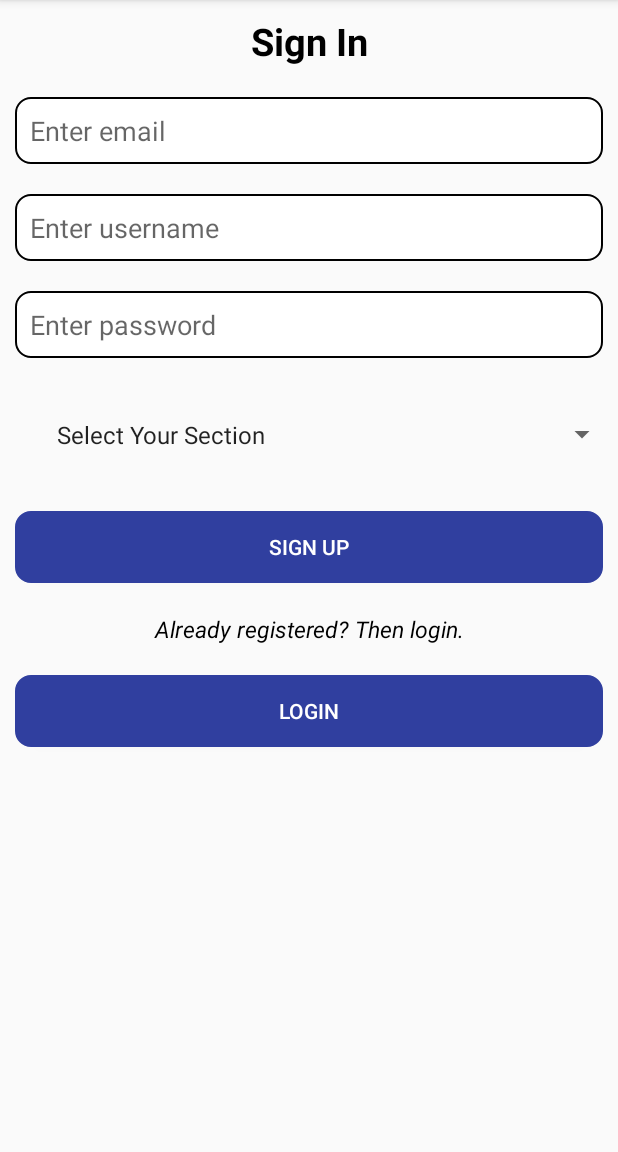
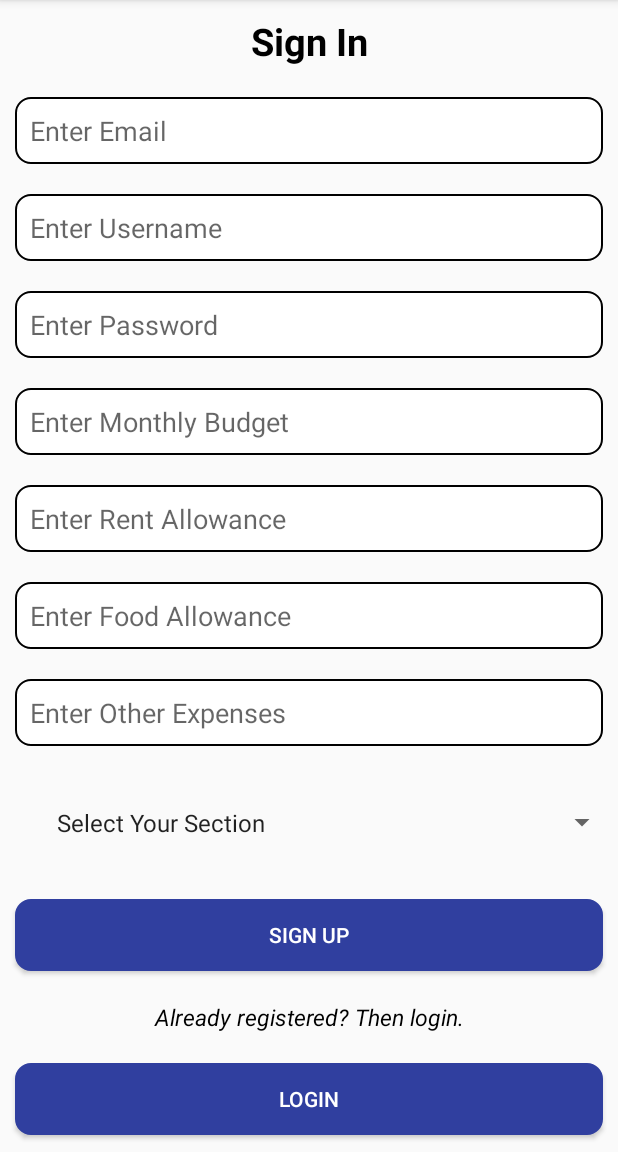
Before and after one commit to vrkarthik14/MyApplication, an Android app: the StudentRegistration screen opened directly, with no data from a screen before it, after a tap on "SIGN UP", on a phone screen of 412 x 824 dp, the part 84-1236 px from its top. Run offline under Robolectric (Android 15) with nearby library versions, the phone set to English and light mode, and no system bars; our stand-ins replace Firebase (no records; nobody signed in at launch, a user with empty details on screens opened directly); 4 statements that could not run were skipped; 1 other tap on this screen came first.

Commit message:
2nd commit

```diff
--- a/app/src/main/java/com/example/codex_pc/myapplication/StudentRegistration.java
+++ b/app/src/main/java/com/example/codex_pc/myapplication/StudentRegistration.java
@@ -26,7 +26,7 @@ import com.google.firebase.database.FirebaseDatabase;
 
 public class StudentRegistration extends AppCompatActivity {
 
-    private EditText name,email,password;
+    private EditText name,email,password,yearlyBudget,monthlyRent,foodAllowance,otherExpenses;
     private FirebaseAuth mAuth;
     private String section;
     private DatabaseReference mDatabase;
@@ -42,6 +42,11 @@ public class StudentRegistration extends AppCompatActivity {
         name = (EditText) findViewById(R.id.Username);
         email = (EditText) findViewById(R.id.Email);
         password = (EditText) findViewById(R.id.Password);
+        yearlyBudget=(EditText) findViewById(R.id.YearlyBudget);
+        monthlyRent=(EditText) findViewById(R.id.MonthlyRent);
+        foodAllowance=(EditText) findViewById(R.id.FoodAllowance);
+        otherExpenses=(EditText) findViewById(R.id.Other);
+
         mAuth = FirebaseAuth.getInstance();
         mDatabase = FirebaseDatabase.getInstance().getReference().child("Users");
         mprogressBar= (ProgressBar)findViewById(R.id.RegisterProgressBar);
@@ -57,29 +62,51 @@ public class StudentRegistration extends AppCompatActivity {
         signupButton.setOnClickListener(new View.OnClickListener() {
             @Override
             public void onClick(View v) {
-                final String name_content,password_content,email_content,section;
+                final String name_content,password_content,email_content,section,budget_content,rent_content,foodal_content,other_content;
                 name_content= name.getText().toString().trim();
                 password_content = password.getText().toString().trim();
                 email_content=  email.getText().toString().trim();
+                budget_content=yearlyBudget.getText().toString().trim();
+                rent_content=monthlyRent.getText().toString().trim();
+                foodal_content=foodAllowance.getText().toString().trim();
+                other_content=otherExpenses.getText().toString().trim();
+                final int total = Integer.parseInt(budget_content);
+                final int rent = Integer.parseInt(rent_content);
+                final int food = Integer.parseInt(foodal_content);
+                final int other = Integer.parseInt(other_content);
+                final int sum=rent+food+other;
+
+
+
 
                 section= mspinner.getSelectedItem().toString();
                 mprogressBar.setVisibility(View.VISIBLE);
 
 
 
-                if (!TextUtils.isEmpty(email_content) && !TextUtils.isEmpty(name_content) && !TextUtils.isEmpty(password_content)&& !section.equals("Select Your Section")){
+                if (!TextUtils.isEmpty(email_content) && !TextUtils.isEmpty(name_content) && !TextUtils.isEmpty(password_content)&& !TextUtils.isEmpty(budget_content) && !TextUtils.isEmpty(rent_content) && !TextUtils.isEmpty(foodal_content) && !TextUtils.isEmpty(other_content) && !section.equals("Select Your Section")){
                     mAuth.createUserWithEmailAndPassword(email_content,password_content).addOnCompleteListener(new OnCompleteListener<AuthResult>() {
                         @Override
                         public void onComplete(@NonNull Task<AuthResult> task) {
                             if (task.isSuccessful()){
-                                String user_id = mAuth.getCurrentUser().getUid();
+                                    if(total>sum){
+                                        String user_id = mAuth.getCurrentUser().getUid();
                                 DatabaseReference current_user_db = mDatabase.child(user_id);
                                 current_user_db.child("Username_Name").setValue(name_content);
+                                current_user_db.child("Yearly Budget").setValue(budget_content);
+                                current_user_db.child("Monthly Rent").setValue(rent_content);
+                                current_user_db.child("Food Allowance").setValue(foodal_content);
+                                current_user_db.child("Other Expenses").setValue(other_content);
                                 current_user_db.child("Section").setValue(section);
                                 mprogressBar.setVisibility(View.GONE);
                                 startActivity(new Intent(StudentRegistration.this,StudentLogin.class));
                                 finish();
                                 Toast.makeText(StudentRegistration.this, "Successfully Registered ", Toast.LENGTH_SHORT).show();
+                                    }
+                                    else{
+                                        Toast.makeText(StudentRegistration.this, "Review monthly budget", Toast.LENGTH_LONG).show();
+                                    }
+
                             }
                             else {
                                 Toast.makeText(StudentRegistration.this, task.getException().getMessage(), Toast.LENGTH_SHORT).show();
@@ -87,7 +114,9 @@ public class StudentRegistration extends AppCompatActivity {
                             }
                         }
                     });
-                }else if(section.equals("Select Your Section")){
+                }
+
+                    else if(section.equals("Select Your Section")){
                     Toast.makeText(getApplicationContext(), "Select your section ", Toast.LENGTH_SHORT).show();
                     mprogressBar.setVisibility(View.GONE);
                 }
--- a/app/src/main/res/layout/activity_student_registration.xml
+++ b/app/src/main/res/layout/activity_student_registration.xml
@@ -1,9 +1,12 @@
 <?xml version="1.0" encoding="utf-8"?>
-<LinearLayout
+<ScrollView
     xmlns:android="http://schemas.android.com/apk/res/android"
     android:layout_width="match_parent"
-    android:layout_height="match_parent"
-    android:orientation="vertical">
+    android:layout_height="match_parent">
+    <LinearLayout
+        android:layout_width="match_parent"
+        android:orientation="vertical"
+        android:layout_height="wrap_content">
 
     <TextView
         android:layout_width="match_parent"
@@ -19,7 +22,7 @@
         android:layout_width="match_parent"
         android:layout_height="wrap_content"
         android:id="@+id/Email"
-        android:hint="Enter email"
+        android:hint="Enter Email"
         android:inputType="textEmailAddress"
         android:background="@drawable/bordershape"
         android:padding="10dp"
@@ -29,7 +32,7 @@
         android:layout_width="match_parent"
         android:layout_height="wrap_content"
         android:id="@+id/Username"
-        android:hint="Enter username"
+        android:hint="Enter Username"
         android:background="@drawable/bordershape"
         android:padding="10dp"
         android:layout_margin="10dp"
@@ -42,8 +45,40 @@
         android:layout_height="wrap_content"
         android:id="@+id/Password"
         android:inputType="textPassword"
-        android:hint="Enter password"
+        android:hint="Enter Password"
         />
+    <EditText
+        android:background="@drawable/bordershape"
+        android:padding="10dp"
+        android:layout_margin="10dp"
+        android:layout_width="match_parent"
+        android:hint="Enter Monthly Budget"
+        android:layout_height="wrap_content"
+        android:id="@+id/YearlyBudget"/>
+    <EditText
+        android:background="@drawable/bordershape"
+        android:padding="10dp"
+        android:layout_margin="10dp"
+        android:layout_width="match_parent"
+        android:hint="Enter Rent Allowance"
+        android:layout_height="wrap_content"
+        android:id="@+id/MonthlyRent"/>
+    <EditText
+        android:background="@drawable/bordershape"
+        android:padding="10dp"
+        android:layout_margin="10dp"
+        android:hint="Enter Food Allowance"
+        android:layout_width="match_parent"
+        android:layout_height="wrap_content"
+        android:id="@+id/FoodAllowance"/>
+    <EditText
+        android:background="@drawable/bordershape"
+        android:padding="10dp"
+        android:layout_margin="10dp"
+        android:hint="Enter Other Expenses"
+        android:layout_width="match_parent"
+        android:layout_height="wrap_content"
+        android:id="@+id/Other"/>
 
     <Spinner
         android:id="@+id/sections"
@@ -56,7 +91,7 @@
         android:layout_width="match_parent"
         android:layout_height="wrap_content"
         android:id="@+id/signupButton"
-        android:text="Sign up"
+        android:text="Sign Up"
         android:background="@drawable/bordershape"
         android:backgroundTint="#FF303F9F"
         android:textColor="#ffffff"
@@ -92,5 +127,6 @@
         android:layout_height="wrap_content"
         android:layout_gravity="center"
         android:visibility="invisible" />
+    </LinearLayout>
 
-</LinearLayout>
+</ScrollView>
```
